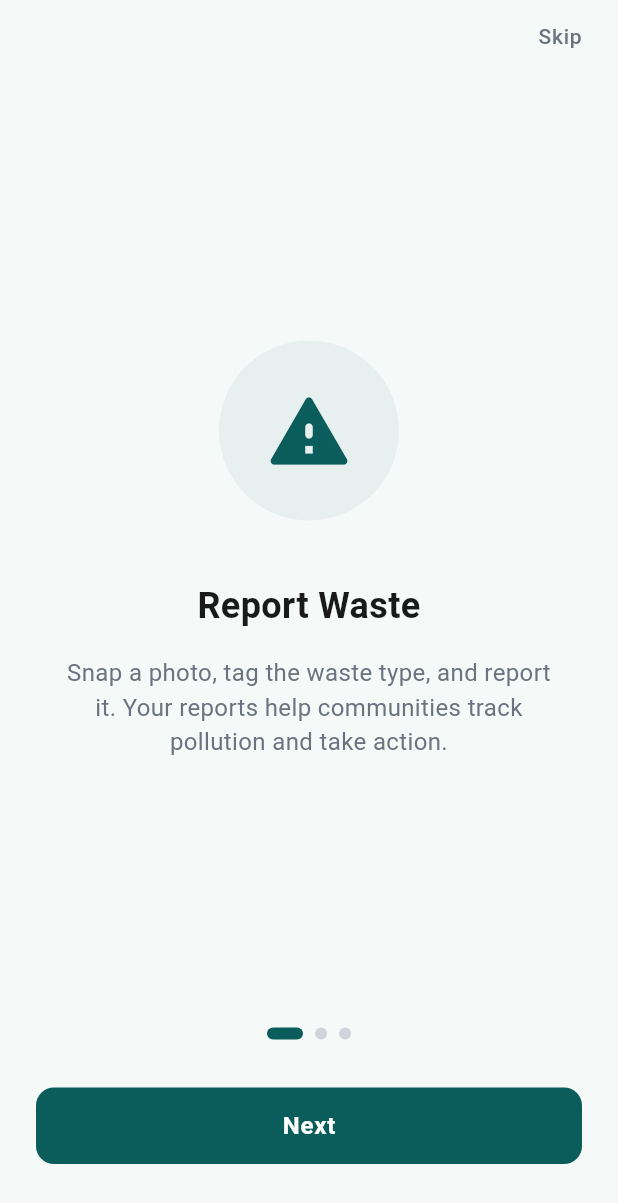
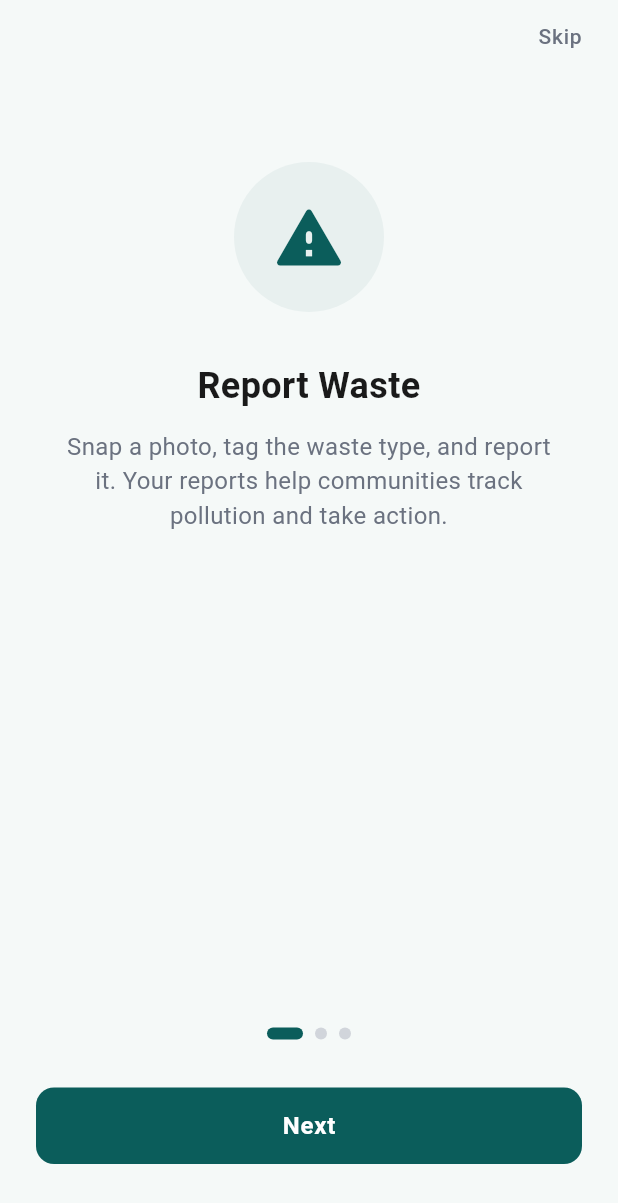
Before and after one commit to Ibrahim-15217/nahriva, a Flutter app: the screen it shows after launch, on a phone screen of 412 x 824 dp. Shown: the top 1203 px of the screen. Run offline on Flutter 3.47's test engine with Material 3 defaults, Android fonts, the phone set to English and light mode, and no system bars; our stand-ins replace cloud_firestore, firebase_auth, firebase_core, flutter_riverpod, go_router, shared_preferences; accounts and stored records are empty; Roboto replaces fonts that are missing (Poppins).

Commit message:
Fix onboarding layout overflow, add Firebase web config

```diff
--- a/lib/features/onboarding/widgets/onboarding_page.dart
+++ b/lib/features/onboarding/widgets/onboarding_page.dart
@@ -18,31 +18,35 @@ class OnboardingPage extends StatelessWidget {
   Widget build(BuildContext context) {
     return Padding(
       padding: const EdgeInsets.symmetric(horizontal: 40),
+      child: SingleChildScrollView(
         child: Column(
           mainAxisAlignment: MainAxisAlignment.center,
           children: [
+            const SizedBox(height: 60),
             Container(
-            width: 120,
-            height: 120,
+              width: 100,
+              height: 100,
               decoration: BoxDecoration(
                 color: AppColors.surfaceVariant,
-              borderRadius: BorderRadius.circular(60),
+                borderRadius: BorderRadius.circular(50),
               ),
-            child: Icon(icon, size: 60, color: AppColors.primary),
+              child: Icon(icon, size: 50, color: AppColors.primary),
             ),
-          const SizedBox(height: 40),
+            const SizedBox(height: 32),
             Text(
               title,
               textAlign: TextAlign.center,
               style: AppTypography.headline2.copyWith(color: AppColors.textPrimary),
             ),
-          const SizedBox(height: 16),
+            const SizedBox(height: 12),
             Text(
               description,
               textAlign: TextAlign.center,
               style: AppTypography.body.copyWith(color: AppColors.textSecondary),
             ),
+            const SizedBox(height: 40),
           ],
+        ),
       ),
     );
   }
```
Also changed, not shown: lib/main.dart (+18 -1 lines). Lines whose indentation alone changed are shown as unchanged.
